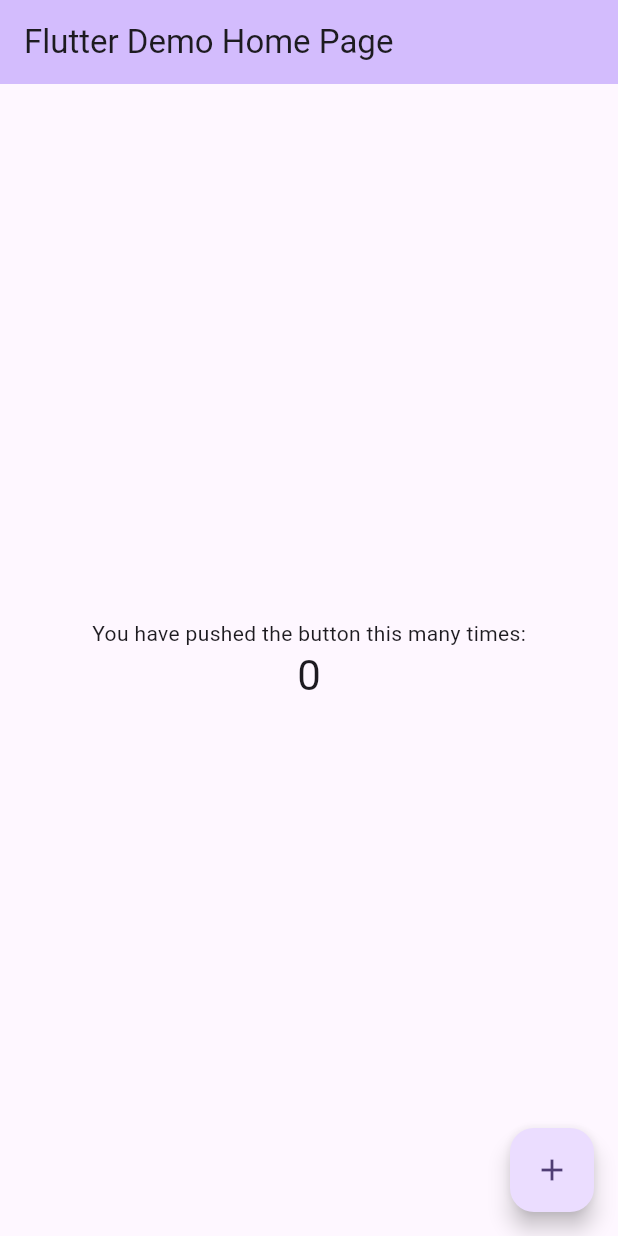
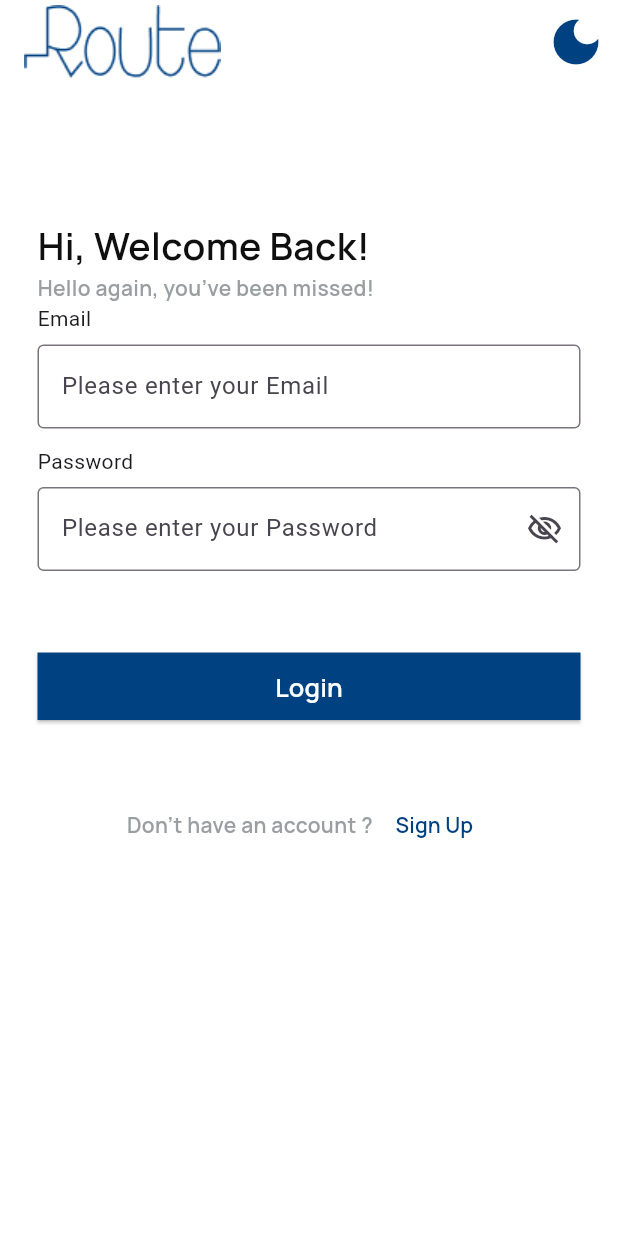
Before and after one commit to Momen-Yosri/authentication_task, a Flutter app: the screen it shows after launch, on a phone screen of 412 x 824 dp. Run offline on Flutter 3.47's test engine with Material 3 defaults, Android fonts, the phone set to English and light mode, and no system bars; our stand-ins replace google_fonts.

Commit message:
login_screen_design

```diff
--- /dev/null
+++ b/lib/app_widgets/custom_text_form_field.dart
@@ -0,0 +1,29 @@
+import 'package:flutter/cupertino.dart';
+import 'package:flutter/material.dart';
+import 'package:flutter/widgets.dart';
+
+class CustomTextFormField extends StatelessWidget {
+  String label;
+  String hint;
+  TextInputType keyboardType;
+  bool obsecureText = false;
+  bool ispassword ;
+
+   CustomTextFormField({required this.label,required this.hint,required this.keyboardType,this.obsecureText=false,this.ispassword=false});
+
+  @override
+  Widget build(BuildContext context) {
+    return Column( crossAxisAlignment: CrossAxisAlignment.start,
+      children: [Text(label),
+      SizedBox(height: 7,),
+        TextFormField(
+          decoration: InputDecoration(hintText:hint,border:OutlineInputBorder() ,suffixIcon:ispassword ? IconButton(
+      icon: Icon(Icons.visibility_off_outlined) ,
+      onPressed: () {}
+    ):null
+          ),
+        ),
+      ],
+    );
+  }
+}
--- /dev/null
+++ b/lib/login_screen.dart
@@ -0,0 +1,43 @@
+import 'package:authentication_task/app_widgets/custom_text_form_field.dart';
+import 'package:flutter/material.dart';
+import 'package:google_fonts/google_fonts.dart';
+
+class LoginScreen extends StatelessWidget {
+  static const String routeName = "login";
+  const LoginScreen({super.key});
+
+  @override
+  Widget build(BuildContext context) {
+    return Scaffold(backgroundColor: Colors.white,
+      appBar:AppBar(title: Image.asset("assets/images/logo.png"),elevation: 0,backgroundColor: Colors.white,actions: [
+        IconButton(icon: Icon(Icons.dark_mode,color: Color(0xff004182),size: 40,), onPressed: () {}),
+      ],) ,
+      body: Padding(
+        padding: const EdgeInsets.symmetric(horizontal: 25.0),
+        child: Column(
+         crossAxisAlignment: CrossAxisAlignment.start,
+          children: [
+            SizedBox(height: MediaQuery.of(context).size.height*0.11,),
+            Text("Hi, Welcome Back! ",style: GoogleFonts.manrope(color: Color(0xff0000000),fontSize: 25,fontWeight: FontWeight.w600)),
+            Text("Hello again, you’ve been missed!",style: GoogleFonts.manrope(color: Color(0xff999EA1),fontSize: 14,fontWeight: FontWeight.w600)),
+            CustomTextFormField(label: "Email", hint: "Please enter your Email ", keyboardType: TextInputType.emailAddress),
+            SizedBox(height: 12,),
+            CustomTextFormField(label: "Password", hint: "Please enter your Password ", keyboardType: TextInputType.visiblePassword,ispassword: true),
+            SizedBox(height: MediaQuery.of(context).size.height*0.066,),
+            SizedBox(width: double.infinity,height: 45,
+              child: ElevatedButton(onPressed: () {}, child: Text("Login",style: GoogleFonts.manrope(fontSize: 17,fontWeight: FontWeight.w600)),style: ElevatedButton.styleFrom(
+                foregroundColor: Colors.white, backgroundColor: Color(0xff004182),
+                shape: RoundedRectangleBorder(borderRadius: BorderRadius.circular(0)),),),
+
+            ),SizedBox(height:MediaQuery.of(context).size.height*0.056 ,),
+            Row(mainAxisAlignment: MainAxisAlignment.center,
+              children: [
+                Text("Don’t have an account ? ",style: GoogleFonts.manrope(fontSize: 14,fontWeight: FontWeight.w600,color: Color(0xff999EA1)),),
+                TextButton(onPressed: (){}, child: Text("Sign Up",style: GoogleFonts.manrope(fontSize: 14,fontWeight: FontWeight.w600,color: Color(0xff004182)),textAlign: TextAlign.center,))
+              ],
+            )
+          ]),
+      )
+    );
+  }
+}
--- a/lib/main.dart
+++ b/lib/main.dart
@@ -1,3 +1,4 @@
+import 'package:authentication_task/login_screen.dart';
 import 'package:flutter/material.dart';
 
 void main() {
@@ -10,116 +11,12 @@ class MyApp extends StatelessWidget {
   // This widget is the root of your application.
   @override
   Widget build(BuildContext context) {
-    return MaterialApp(
-      title: 'Flutter Demo',
-      theme: ThemeData(
-        // This is the theme of your application.
-        //
-        // TRY THIS: Try running your application with "flutter run". You'll see
-        // the application has a purple toolbar. Then, without quitting the app,
-        // try changing the seedColor in the colorScheme below to Colors.green
-        // and then invoke "hot reload" (save your changes or press the "hot
-        // reload" button in a Flutter-supported IDE, or press "r" if you used
-        // the command line to start the app).
-        //
-        // Notice that the counter didn't reset back to zero; the application
-        // state is not lost during the reload. To reset the state, use hot
-        // restart instead.
-        //
-        // This works for code too, not just values: Most code changes can be
-        // tested with just a hot reload.
-        colorScheme: ColorScheme.fromSeed(seedColor: Colors.deepPurple),
-        useMaterial3: true,
-      ),
-      home: const MyHomePage(title: 'Flutter Demo Home Page'),
+    return  MaterialApp(
+debugShowCheckedModeBanner: false,
+initialRoute: LoginScreen.routeName,
+      routes: {
+        LoginScreen.routeName : (context) => LoginScreen(),
+      },
     );
   }
 }
-
-class MyHomePage extends StatefulWidget {
-  const MyHomePage({super.key, required this.title});
-
-  // This widget is the home page of your application. It is stateful, meaning
-  // that it has a State object (defined below) that contains fields that affect
-  // how it looks.
-
-  // This class is the configuration for the state. It holds the values (in this
-  // case the title) provided by the parent (in this case the App widget) and
-  // used by the build method of the State. Fields in a Widget subclass are
-  // always marked "final".
-
-  final String title;
-
-  @override
-  State<MyHomePage> createState() => _MyHomePageState();
-}
-
-class _MyHomePageState extends State<MyHomePage> {
-  int _counter = 0;
-
-  void _incrementCounter() {
-    setState(() {
-      // This call to setState tells the Flutter framework that something has
-      // changed in this State, which causes it to rerun the build method below
-      // so that the display can reflect the updated values. If we changed
-      // _counter without calling setState(), then the build method would not be
-      // called again, and so nothing would appear to happen.
-      _counter++;
-    });
-  }
-
-  @override
-  Widget build(BuildContext context) {
-    // This method is rerun every time setState is called, for instance as done
-    // by the _incrementCounter method above.
-    //
-    // The Flutter framework has been optimized to make rerunning build methods
-    // fast, so that you can just rebuild anything that needs updating rather
-    // than having to individually change instances of widgets.
-    return Scaffold(
-      appBar: AppBar(
-        // TRY THIS: Try changing the color here to a specific color (to
-        // Colors.amber, perhaps?) and trigger a hot reload to see the AppBar
-        // change color while the other colors stay the same.
-        backgroundColor: Theme.of(context).colorScheme.inversePrimary,
-        // Here we take the value from the MyHomePage object that was created by
-        // the App.build method, and use it to set our appbar title.
-        title: Text(widget.title),
-      ),
-      body: Center(
-        // Center is a layout widget. It takes a single child and positions it
-        // in the middle of the parent.
-        child: Column(
-          // Column is also a layout widget. It takes a list of children and
-          // arranges them vertically. By default, it sizes itself to fit its
-          // children horizontally, and tries to be as tall as its parent.
-          //
-          // Column has various properties to control how it sizes itself and
-          // how it positions its children. Here we use mainAxisAlignment to
-          // center the children vertically; the main axis here is the vertical
-          // axis because Columns are vertical (the cross axis would be
-          // horizontal).
-          //
-          // TRY THIS: Invoke "debug painting" (choose the "Toggle Debug Paint"
-          // action in the IDE, or press "p" in the console), to see the
-          // wireframe for each widget.
-          mainAxisAlignment: MainAxisAlignment.center,
-          children: <Widget>[
-            const Text(
-              'You have pushed the button this many times:',
-            ),
-            Text(
-              '$_counter',
-              style: Theme.of(context).textTheme.headlineMedium,
-            ),
-          ],
-        ),
-      ),
-      floatingActionButton: FloatingActionButton(
-        onPressed: _incrementCounter,
-        tooltip: 'Increment',
-        child: const Icon(Icons.add),
-      ), // This trailing comma makes auto-formatting nicer for build methods.
-    );
-  }
-}
--- a/pubspec.yaml
+++ b/pubspec.yaml
@@ -36,6 +36,8 @@ dependencies:
   # Use with the CupertinoIcons class for iOS style icons.
   cupertino_icons: ^1.0.6
   provider: ^6.1.2
+  firebase_core: ^3.3.0
+  google_fonts: ^6.2.1
 
 dev_dependencies:
   flutter_test:
@@ -60,8 +62,8 @@ flutter:
   uses-material-design: true
 
   # To add assets to your application, add an assets section, like this:
-  # assets:
-  #   - images/a_dot_burr.jpeg
+  assets:
+    - assets/images/
   #   - images/a_dot_ham.jpeg
 
   # An image asset can refer to one or more resolution-specific "variants", see
```
Also changed, not shown: assets/images/logo.png (added), pubspec.lock, 3 other files.
